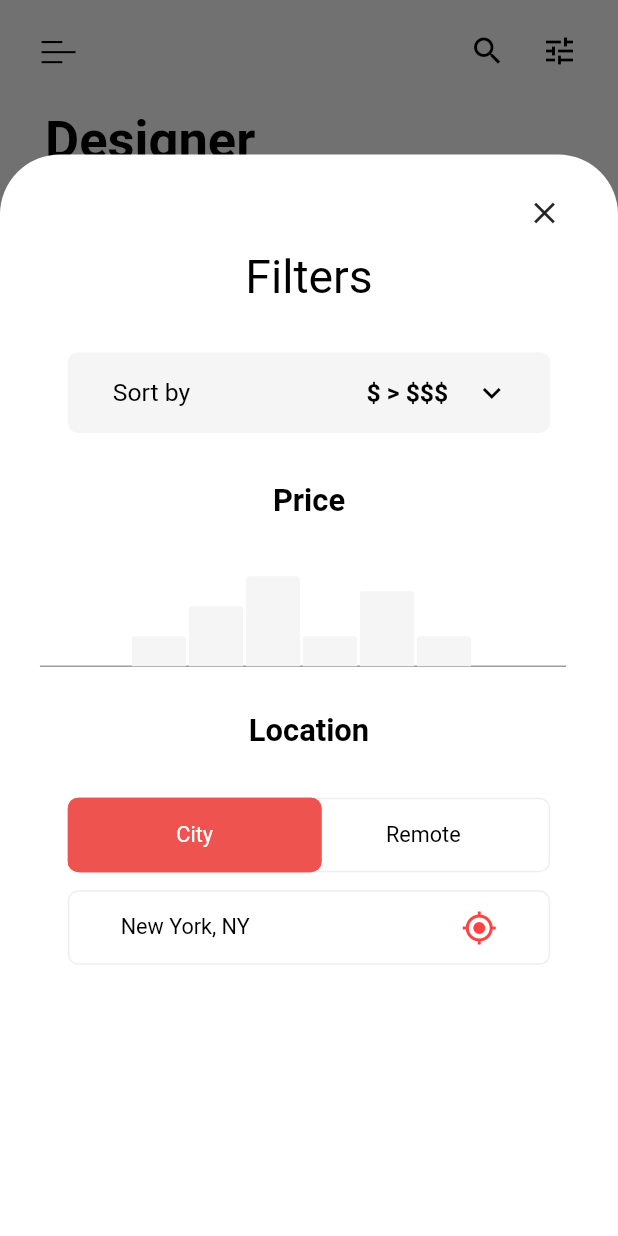
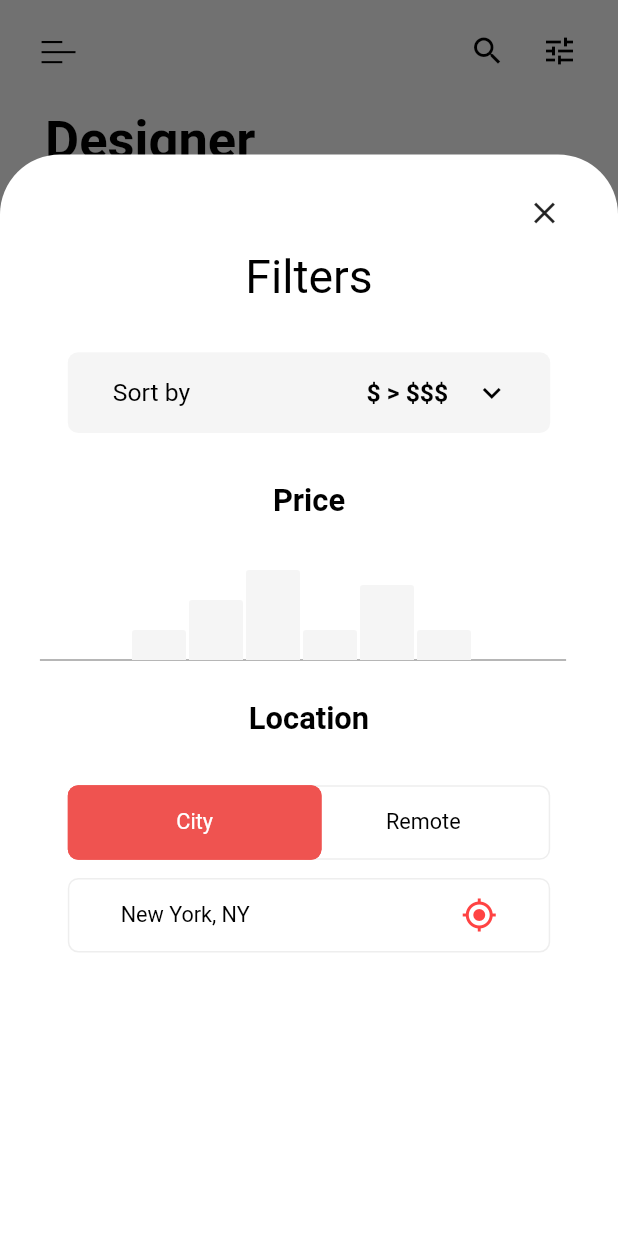
Before and after one commit to weldonsouza/job_search_app, a Flutter app: the screen it shows after launch, after a tap on the "tune" icon, on a phone screen of 412 x 824 dp. Run offline on Flutter 3.47's test engine with Material 2 defaults, Android fonts, the phone set to English and light mode, and no system bars; our stand-ins replace charts_flutter, font_awesome_flutter, material_design_icons_flutter; Roboto replaces fonts that are missing (Gilroy).

Commit message:
add Screenshot

```diff
--- a/lib/main.dart
+++ b/lib/main.dart
@@ -1,4 +1,5 @@
 import 'package:flutter/material.dart';
+import 'package:flutter/services.dart';
 
 import 'src/home.dart';
 import 'src/utils/globals.dart';
@@ -8,6 +9,11 @@ void main() => runApp(MyApp());
 class MyApp extends StatelessWidget {
   @override
   Widget build(BuildContext context) {
+    // Set portrait orientation
+    SystemChrome.setPreferredOrientations ([
+      DeviceOrientation.portraitUp
+    ]);
+
     return MaterialApp(
       title: 'Flutter Demo',
       theme: ThemeData(accentColor: colorBase),
--- a/lib/src/filter/filters.dart
+++ b/lib/src/filter/filters.dart
@@ -124,7 +124,7 @@ class _FiltersState extends State<Filters> {
                   Container(
                     width: mediaQuery(context, 1),
                     height: 80,
-                    margin: EdgeInsets.symmetric(horizontal: mediaQuery(context, 0.05), vertical: mediaQuery(context, 0.06)),
+                    margin: EdgeInsets.symmetric(horizontal: mediaQuery(context, 0.05), vertical: mediaQuery(context, 0.05)),
                     child: HiddenTicksAndLabelsAxis(_createSampleData())),
                   Text('Location', style: TextStyle(color: Colors.black, fontFamily: 'Gilroy',
                       fontWeight: FontWeight.bold,  fontSize: mediaQuery(context, 0.05))),
--- a/lib/src/menu_lateral/menu.dart
+++ b/lib/src/menu_lateral/menu.dart
@@ -65,7 +65,7 @@ class _MenuState extends State<Menu> {
                         textTitle('Applications', Applications()),
                         textTitle('Profile', Profile()),
                         Container(
-                          margin: EdgeInsets.only(left: 15, top: mediaQuery(context, 0.5)),
+                          margin: EdgeInsets.only(left: 15, top: mediaQuery(context, 0.6)),
                           width: mediaQuery(context, 0.47),
                           child: Row(
                             mainAxisAlignment: MainAxisAlignment.spaceBetween,
--- a/lib/src/offers/offers.dart
+++ b/lib/src/offers/offers.dart
@@ -112,7 +112,7 @@ class _OffersState extends State<Offers> {
                         Container(
                           alignment: Alignment.topLeft,
                           margin: EdgeInsets.only(left: mediaQuery(context, 0.1), right: mediaQuery(context, 0.1),
-                              top: mediaQuery(context, 0.05)),
+                              top: mediaQuery(context, 0.04)),
                           child: Column(
                             crossAxisAlignment: CrossAxisAlignment.start,
                             children: <Widget>[
@@ -160,7 +160,7 @@ class _OffersState extends State<Offers> {
                             ],
                           ),
                         ),
-                        SizedBox(height: mediaQuery(context, 0.05)),
+                        SizedBox(height: mediaQuery(context, 0.02)),
                       ],
                     ))
               ],
@@ -192,7 +192,7 @@ class _OffersState extends State<Offers> {
 
   textDescription(text){
     return Padding(
-      padding: EdgeInsets.symmetric(vertical: mediaQuery(context, 0.03)),
+      padding: EdgeInsets.symmetric(vertical: mediaQuery(context, 0.015)),
       child: Row(
         crossAxisAlignment: CrossAxisAlignment.start,
         children: <Widget>[
```
Also changed, not shown: 1 other file.
